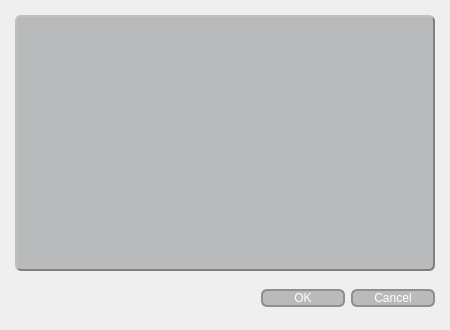
First picture: the form in Holdero/confirm.ui, repository SixofClubsss/Dero-Poker-Table, before the edit.
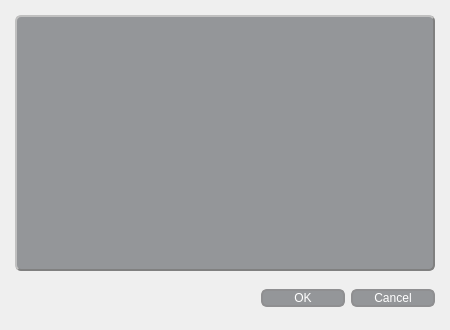
Second picture: the form after the edit. Icons and pictures are not drawn.

The edit to the form file:
```diff
--- a/Holdero/confirm.ui
+++ b/Holdero/confirm.ui
@@ -30,13 +30,9 @@
     <normaloff>:/images/dReamTablesDero.png</normaloff>:/images/dReamTablesDero.png</iconset>
   </property>
   <property name="styleSheet">
-   <string notr="true">QDialog{
-	background-image: url(:/images/background.png);	
-}
-
-QPushButton:enabled{
+   <string notr="true">QPushButton:enabled{
 	color: rgb(255, 255, 255);
-	background-color: rgba(85, 88, 93, 90);
+	background-color: rgba(85, 88, 93, 150);
     border: 2px solid #8f8f91;
     border-radius: 6px;
     min-width: 80px;
@@ -87,7 +83,7 @@
     border-width: 2px;
     border-radius: 6px;
     padding: 3px;
-    background-color: rgba(85, 88, 93, 90);
+    background-color: rgba(85, 88, 93, 150);
     color: rgb(255, 255, 255);
 }
 </string>
```
Left out of the diff: 2 changed lines with no effect on the pictures.
